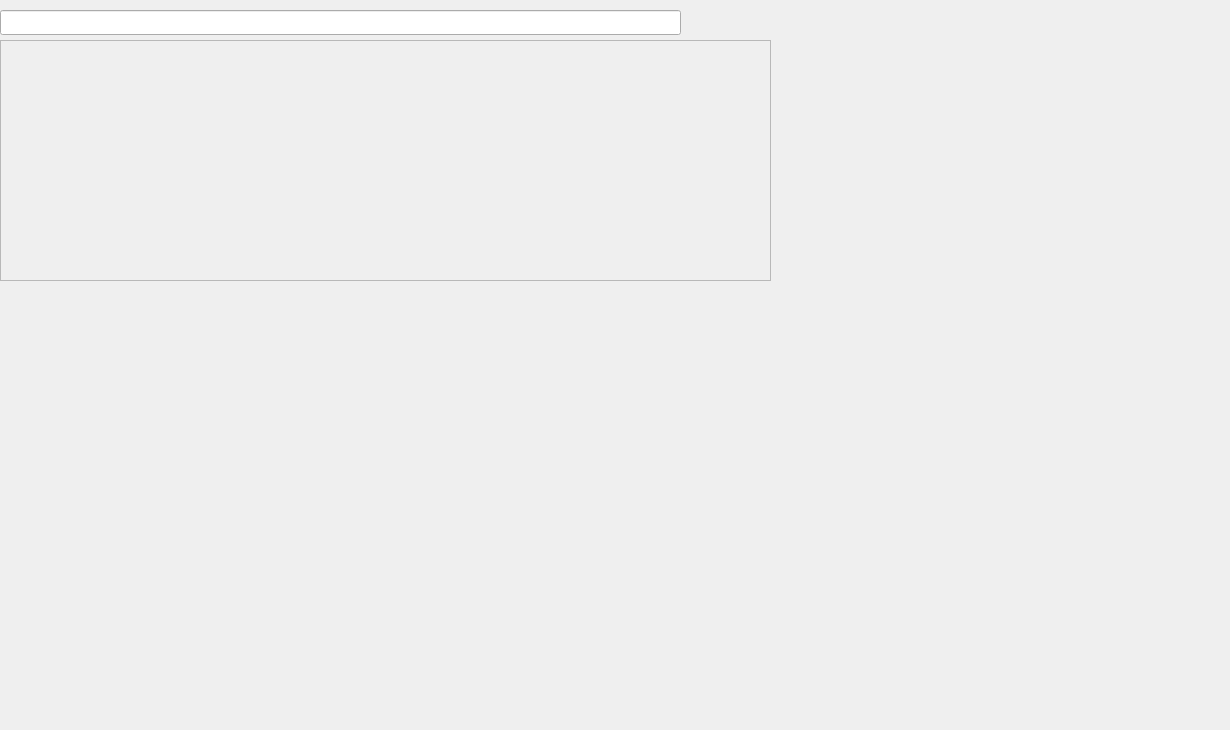
The window that main.ui (fatmaosama429/dsp) describes before a commit, drawn with Qt 5.
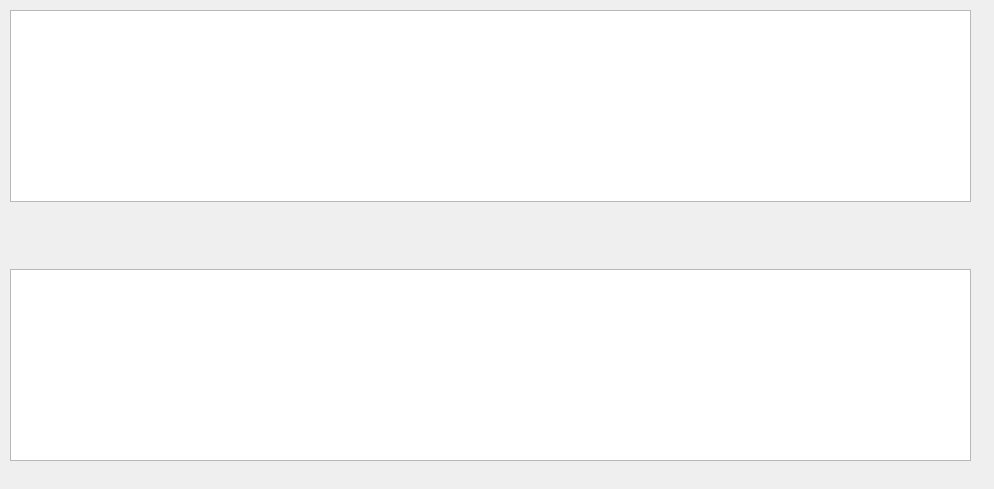
The same window after the commit.

What changed in the file:
```diff
--- a/main.ui
+++ b/main.ui
@@ -6,45 +6,84 @@
    <rect>
     <x>0</x>
     <y>0</y>
-    <width>1230</width>
-    <height>730</height>
+    <width>994</width>
+    <height>489</height>
    </rect>
   </property>
   <property name="windowTitle">
    <string>MainWindow</string>
   </property>
   <widget class="QWidget" name="centralwidget">
-   <widget class="QFrame" name="frame">
+   <widget class="QWidget" name="layoutWidget">
     <property name="geometry">
      <rect>
-      <x>0</x>
-      <y>40</y>
-      <width>771</width>
-      <height>241</height>
-     </rect>
-    </property>
-    <property name="frameShape">
-     <enum>QFrame::StyledPanel</enum>
-    </property>
-    <property name="frameShadow">
-     <enum>QFrame::Raised</enum>
-    </property>
-   </widget>
-   <widget class="QLineEdit" name="lineEdit">
-    <property name="geometry">
-     <rect>
-      <x>0</x>
+      <x>10</x>
       <y>10</y>
-      <width>681</width>
-      <height>25</height>
+      <width>981</width>
+      <height>471</height>
      </rect>
     </property>
-    <property name="sizePolicy">
-     <sizepolicy hsizetype="Preferred" vsizetype="Fixed">
-      <horstretch>0</horstretch>
-      <verstretch>0</verstretch>
-     </sizepolicy>
-    </property>
+    <layout class="QHBoxLayout" name="horizontalLayout_3">
+     <item>
+      <layout class="QVBoxLayout" name="verticalLayout_2">
+       <item>
+        <layout class="QVBoxLayout" name="verticalLayout">
+         <item>
+          <layout class="QHBoxLayout" name="horizontalLayout_2"/>
+         </item>
+         <item>
+          <widget class="QGraphicsView" name="graphicsView"/>
+         </item>
+         <item>
+          <spacer name="verticalSpacer_2">
+           <property name="orientation">
+            <enum>Qt::Vertical</enum>
+           </property>
+           <property name="sizeHint" stdset="0">
+            <size>
+             <width>20</width>
+             <height>40</height>
+            </size>
+           </property>
+          </spacer>
+         </item>
+         <item>
+          <widget class="QGraphicsView" name="graphicsView_2"/>
+         </item>
+         <item>
+          <layout class="QHBoxLayout" name="horizontalLayout"/>
+         </item>
+        </layout>
+       </item>
+       <item>
+        <spacer name="horizontalSpacer">
+         <property name="orientation">
+          <enum>Qt::Horizontal</enum>
+         </property>
+         <property name="sizeHint" stdset="0">
+          <size>
+           <width>898</width>
+           <height>20</height>
+          </size>
+         </property>
+        </spacer>
+       </item>
+      </layout>
+     </item>
+     <item>
+      <spacer name="verticalSpacer_4">
+       <property name="orientation">
+        <enum>Qt::Vertical</enum>
+       </property>
+       <property name="sizeHint" stdset="0">
+        <size>
+         <width>20</width>
+         <height>238</height>
+        </size>
+       </property>
+      </spacer>
+     </item>
+    </layout>
    </widget>
   </widget>
  </widget>
```
